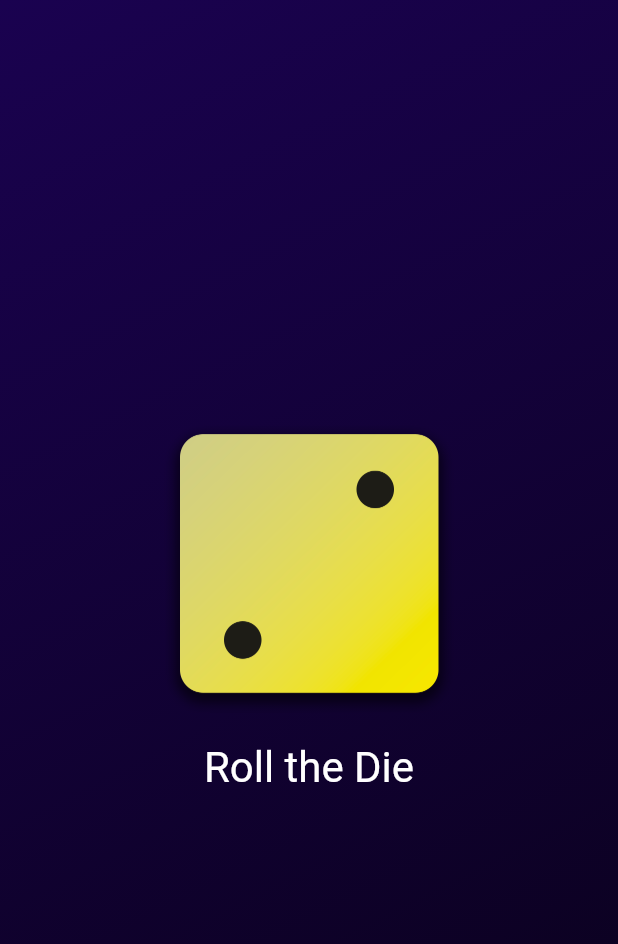
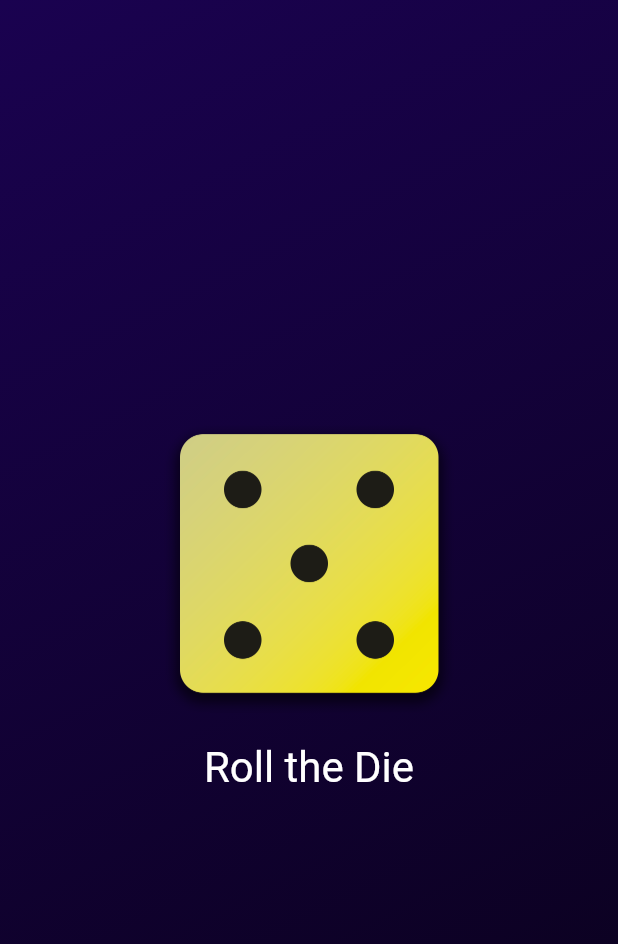
Before and after one commit to ChuckHo555/flutterapp, a Flutter app: the screen it shows after launch, after a tap on "Roll the Die", on a phone screen of 412 x 824 dp. Shown: the top 944 px of the screen. Run offline on Flutter 3.47's test engine with Material 3 defaults, Android fonts, the phone set to English and light mode, and no system bars.

Commit message:
Finished Project

```diff
--- a/lib/dice_roller.dart
+++ b/lib/dice_roller.dart
@@ -1,4 +1,5 @@
 import 'package:flutter/material.dart';
+import 'dart:math';
 
 class DiceRoller extends StatefulWidget{
   const DiceRoller({super.key});
@@ -10,9 +11,12 @@ class DiceRoller extends StatefulWidget{
 }
 class _DiceRollerState extends State<DiceRoller>{
    var activeDiceImage = 'assets/images/dice-1.png';
+   var currentDiceRoll = 2;
+
     void rollDice(){
       setState(() {
-        activeDiceImage = "assets/images/dice-2.png";
+        currentDiceRoll = Random().nextInt(6)+1;
+        activeDiceImage = "assets/images/dice-$currentDiceRoll.png";
       });
 
     }
@@ -22,7 +26,7 @@ class _DiceRollerState extends State<DiceRoller>{
       return Column(
                   mainAxisSize: MainAxisSize.min,
                   children: [
-                     Image.asset(activeDiceImage,
+                     Image.asset('assets/images/dice-$currentDiceRoll.png',
                       width: 200,
                       ),
                     TextButton(
```
